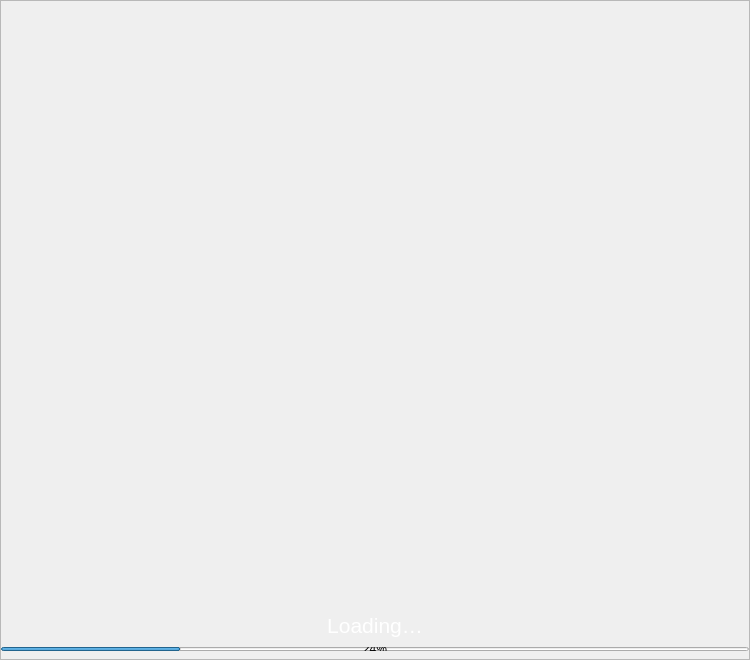
eons-finance/ALQO, file src/qt/pivx/forms/splash.ui: the form before one commit.
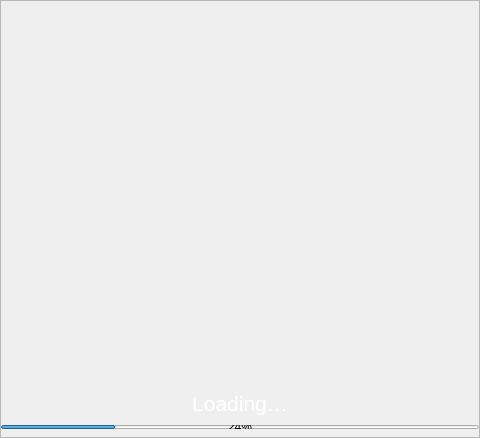
The form after the commit.

What changed in the file:
```diff
--- a/src/qt/pivx/forms/splash.ui
+++ b/src/qt/pivx/forms/splash.ui
@@ -6,20 +6,20 @@
    <rect>
     <x>0</x>
     <y>0</y>
-    <width>750</width>
-    <height>660</height>
+    <width>480</width>
+    <height>438</height>
    </rect>
   </property>
   <property name="minimumSize">
    <size>
-    <width>0</width>
-    <height>660</height>
+    <width>480</width>
+    <height>438</height>
    </size>
   </property>
   <property name="maximumSize">
    <size>
-    <width>16777215</width>
-    <height>700</height>
+    <width>480</width>
+    <height>438</height>
    </size>
   </property>
   <property name="windowTitle">
@@ -45,8 +45,8 @@
     <widget class="QFrame" name="frame">
      <property name="minimumSize">
       <size>
-       <width>750</width>
-       <height>520</height>
+       <width>480</width>
+       <height>438</height>
       </size>
      </property>
      <property name="styleSheet">
```
